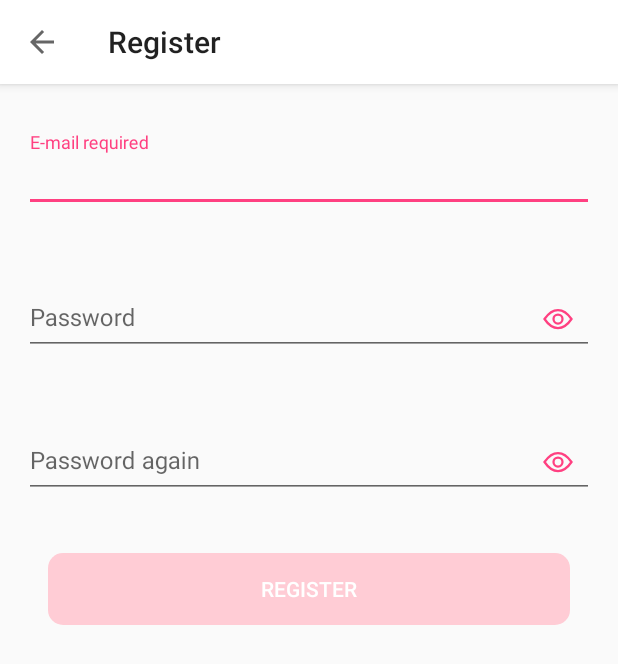
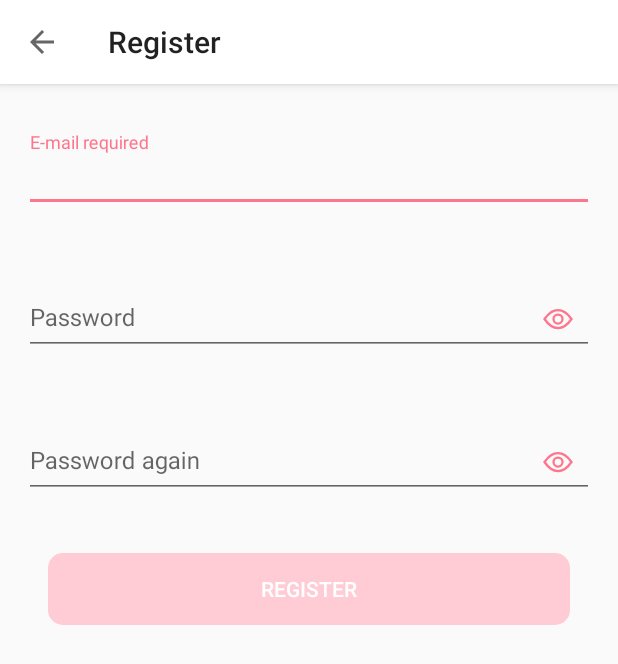
Before and after one commit to JurenIvan/ShowsApp, an Android app: the RegistrationActivity screen opened directly, with no data from a screen before it, on a phone screen of 412 x 824 dp. Shown: the top 664 px of the screen. Run offline under Robolectric (Android 15) with nearby library versions, the light colour scheme and no system bars.

Commit message:
change accent color

```diff
--- a/app/src/main/res/values/colors.xml
+++ b/app/src/main/res/values/colors.xml
@@ -1,6 +1,6 @@
 <?xml version="1.0" encoding="utf-8"?>
 <resources>
-    <color name="colorAccent">#FF4081</color>
+    <color name="colorAccent">#ff758c</color>
     <color name="colorButtonDisabled">#ffccd5</color>
     <color name="showsYearsColor">#a0a0a0</color>
     <color name="textLight">#505050</color>
```
